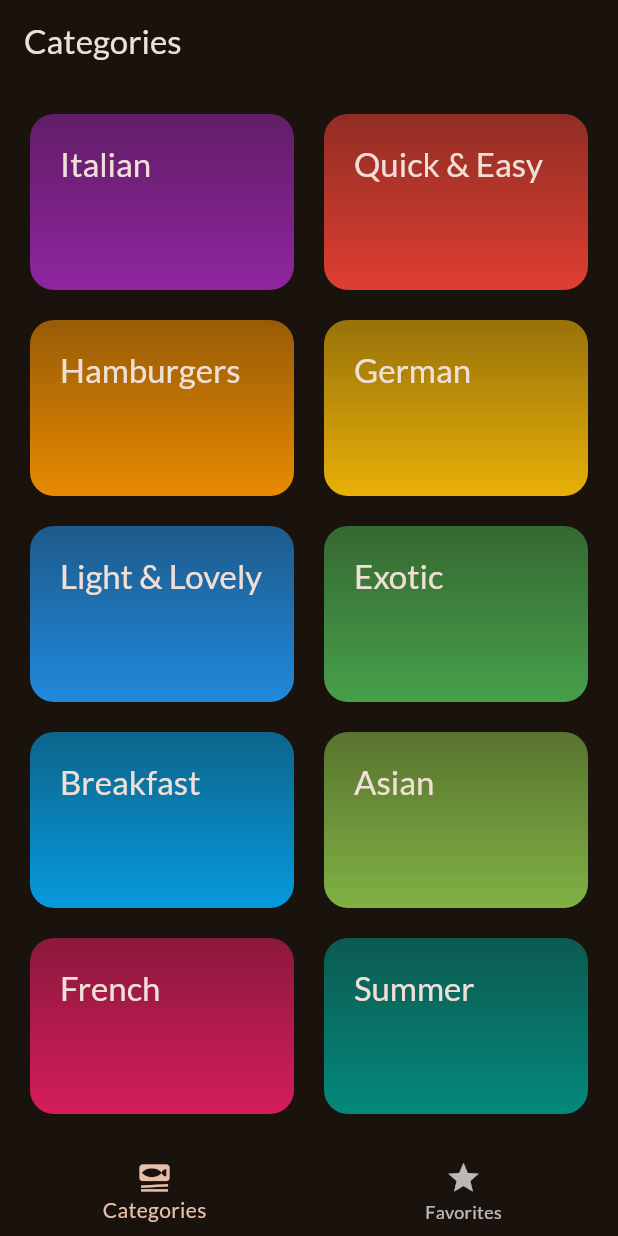
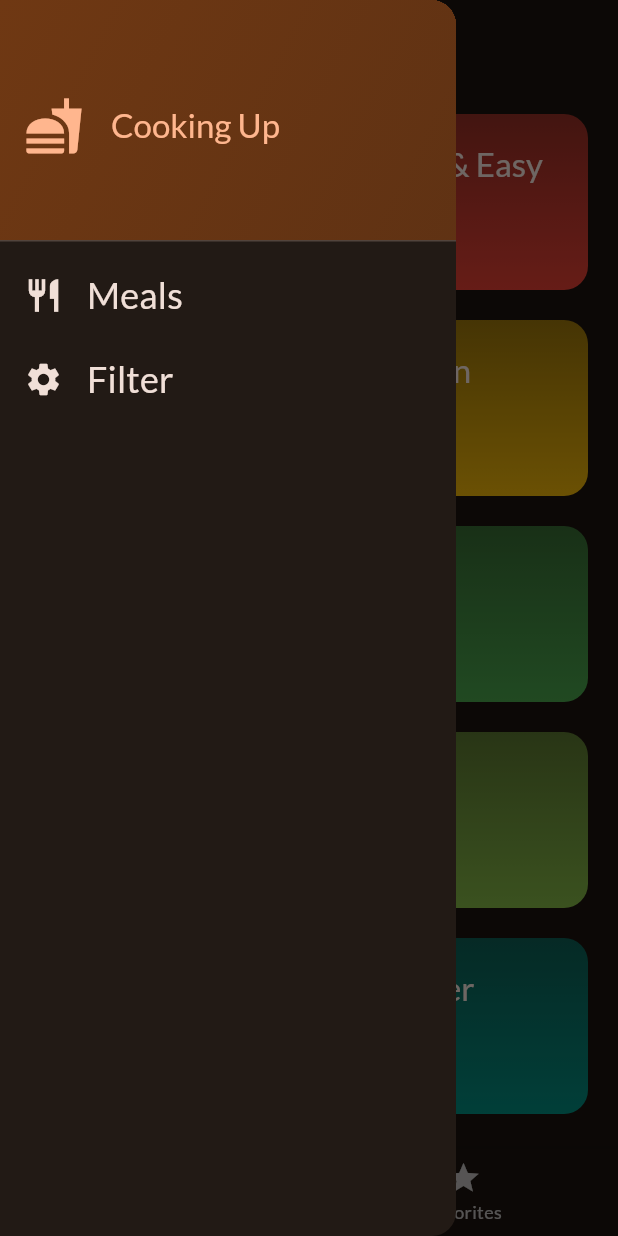
Before and after one commit to bryantmuhammad/flutter_meal_app, a Flutter app: the screen it shows after launch, with the side drawer open (before the commit the screen has no drawer), on a phone screen of 412 x 824 dp. Run offline on Flutter 3.47's test engine with Material 2 defaults, Android fonts, the phone set to English and light mode, and no system bars; our stand-ins replace google_fonts, transparent_image.

Commit message:
Add favorite button & favorite page also add filter page

```diff
--- a/lib/screens/categories.dart
+++ b/lib/screens/categories.dart
@@ -6,7 +6,9 @@ import 'package:meals/screens/meals.dart';
 import 'package:meals/models/category.dart';
 
 class CategoriesScreen extends StatelessWidget {
-  const CategoriesScreen({super.key});
+  const CategoriesScreen({super.key, required this.onToggleFavorite});
+
+  final void Function(Meal meal) onToggleFavorite;
 
   void _selectCategory(BuildContext context, Category category) {
     final List<Meal> filteredMeal = dummyMeals
@@ -17,6 +19,7 @@ class CategoriesScreen extends StatelessWidget {
       builder: (ctx) => MealsScreen(
         title: category.title,
         meals: filteredMeal,
+        onToggleFavorite: onToggleFavorite,
       ),
     ));
   }
--- a/lib/screens/tabs.dart
+++ b/lib/screens/tabs.dart
@@ -1,6 +1,9 @@
 import 'package:flutter/material.dart';
+import 'package:meals/models/meal.dart';
 import 'package:meals/screens/categories.dart';
+import 'package:meals/screens/filters.dart';
 import 'package:meals/screens/meals.dart';
+import 'package:meals/widgets/main_drawer.dart';
 
 class TabScreen extends StatefulWidget {
   const TabScreen({super.key});
@@ -20,13 +23,56 @@ class _TabScreenState extends State<TabScreen> {
     });
   }
 
+  void _showInfoMessage(String message) {
+    ScaffoldMessenger.of(context).clearSnackBars();
+    ScaffoldMessenger.of(context).showSnackBar(
+      SnackBar(
+        content: Text(message),
+      ),
+    );
+  }
+
+  final List<Meal> _favoriteMeals = [];
+  void _toggleMealFavoriteStatus(Meal meal) {
+    final bool isExisting = _favoriteMeals.contains(meal);
+
+    if (isExisting) {
+      setState(() {
+        _favoriteMeals.remove(meal);
+      });
+      _showInfoMessage('Meals has been remove from favorite');
+    } else {
+      setState(() {
+        _favoriteMeals.add(meal);
+      });
+      _showInfoMessage('Meals has been added into favorite');
+    }
+  }
+
+  void _selectScreen(String identifier) {
+    Navigator.of(context).pop();
+
+    if (identifier == 'filters') {
+      Navigator.of(context).push(
+        MaterialPageRoute(
+          builder: (ctx) => const Filters(),
+        ),
+      );
+    }
+  }
+
   @override
   Widget build(BuildContext context) {
-    Widget activeWidget = const CategoriesScreen();
+    Widget activeWidget = CategoriesScreen(
+      onToggleFavorite: _toggleMealFavoriteStatus,
+    );
     String activeTitle = 'Categories';
 
     if (_selectedIndex == 1) {
-      activeWidget = const MealsScreen(meals: []);
+      activeWidget = MealsScreen(
+        meals: _favoriteMeals,
+        onToggleFavorite: _toggleMealFavoriteStatus,
+      );
       activeTitle = 'Favorite';
     }
 
@@ -35,6 +81,7 @@ class _TabScreenState extends State<TabScreen> {
         title: Text(activeTitle),
       ),
       body: activeWidget,
+      drawer: MainDrawer(onSelectScreen: _selectScreen),
       bottomNavigationBar: BottomNavigationBar(
         onTap: _selectPage,
         currentIndex: _selectedIndex,
--- /dev/null
+++ b/lib/widgets/main_drawer.dart
@@ -0,0 +1,87 @@
+import 'package:flutter/material.dart';
+
+class MainDrawer extends StatelessWidget {
+  const MainDrawer({
+    super.key,
+    required this.onSelectScreen,
+  });
+
+  final void Function(String indetifier) onSelectScreen;
+
+  @override
+  Widget build(BuildContext context) {
+    return Drawer(
+      child: Column(
+        children: [
+          DrawerHeader(
+            decoration: BoxDecoration(
+              gradient: LinearGradient(
+                colors: [
+                  Theme.of(context).colorScheme.primaryContainer,
+                  Theme.of(context)
+                      .colorScheme
+                      .primaryContainer
+                      .withOpacity(0.8),
+                ],
+                begin: Alignment.topLeft,
+                end: Alignment.bottomRight,
+              ),
+            ),
+            child: Row(
+              children: [
+                Icon(
+                  Icons.fastfood,
+                  color: Theme.of(context).colorScheme.primary,
+                  size: 40,
+                ),
+                const SizedBox(
+                  width: 18,
+                ),
+                Text(
+                  'Cooking Up',
+                  style: Theme.of(context).textTheme.titleLarge!.copyWith(
+                        color: Theme.of(context).colorScheme.primary,
+                      ),
+                ),
+              ],
+            ),
+          ),
+          ListTile(
+            leading: Icon(
+              Icons.restaurant,
+              size: 26,
+              color: Theme.of(context).colorScheme.onBackground,
+            ),
+            title: Text(
+              'Meals',
+              style: Theme.of(context).textTheme.titleSmall!.copyWith(
+                    color: Theme.of(context).colorScheme.onBackground,
+                    fontSize: 24,
+                  ),
+            ),
+            onTap: () {
+              onSelectScreen('meals');
+            },
+          ),
+          ListTile(
+            leading: Icon(
+              Icons.settings,
+              size: 26,
+              color: Theme.of(context).colorScheme.onBackground,
+            ),
+            title: Text(
+              'Filter',
+              style: Theme.of(context).textTheme.titleSmall!.copyWith(
+                    color: Theme.of(context).colorScheme.onBackground,
+                    fontSize: 24,
+                  ),
+            ),
+            onTap: () {
+              onSelectScreen('filters');
+            },
+          ),
+        ],
+      ),
+    );
+  }
+}
```
Also changed, not shown: lib/screens/filters.dart (added, +49 -0 lines), lib/screens/meal_detail.dart (+14 -1 lines), lib/screens/meals.dart (+6 -1 lines), lib/widgets/filter_switch.dart (added, +37 -0 lines).
